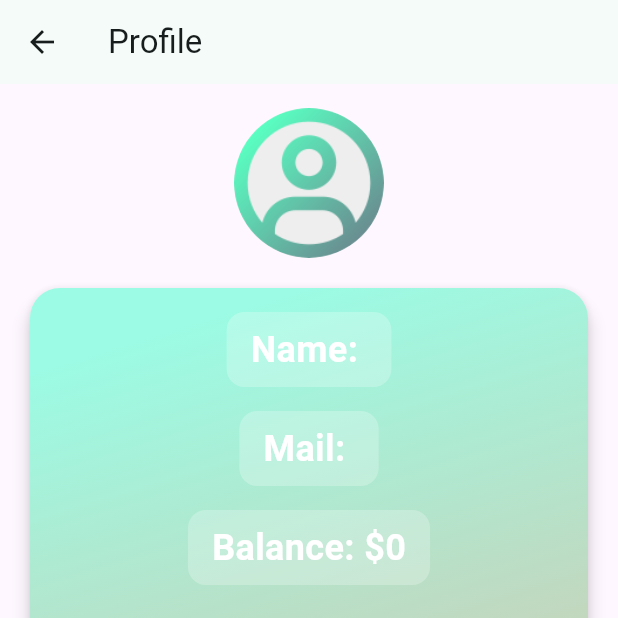
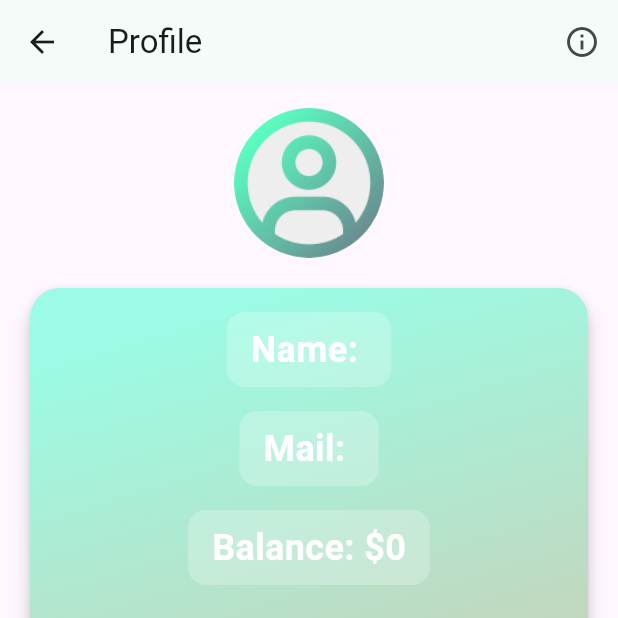
Before and after one commit to RaihanRafi01/Finance-Management, a Flutter app: the screen it shows once a user with an empty profile is signed in, after a tap on "Profile", on a phone screen of 412 x 824 dp, the top half of it. Run offline on Flutter 3.47's test engine with Material 3 defaults, Android fonts, the phone set to English and light mode, and no system bars; our stand-ins replace cloud_firestore, firebase_auth, firebase_core, firebase_storage, fl_chart, flutter_svg and 5 more; accounts and stored records are empty.

Commit message:
profile Info button added + password visible/invisible added

```diff
--- a/lib/ui/screens/authentication.dart
+++ b/lib/ui/screens/authentication.dart
@@ -20,11 +20,12 @@ class AuthScreen extends StatefulWidget {
 
 class _AuthScreenState extends State<AuthScreen> {
   final _formKey = GlobalKey<FormState>();
-  var _isLogin = true;
+  bool _isLogin = true;
   var _enteredUserName = '';
   var _enteredEmail = '';
   var _enteredPass = '';
-  var _isAuthenticating = false;
+  bool _isPasswordVisible = false;
+  bool _isAuthenticating = false;
 
   Future<void> _submit() async {
     final isValid = _formKey.currentState!.validate();
@@ -167,8 +168,19 @@ class _AuthScreenState extends State<AuthScreen> {
                             },
                           ),
                           TextFormField(
-                            decoration: const InputDecoration(labelText: 'Password'),
-                            obscureText: true,
+                            decoration: InputDecoration(labelText: 'Password',
+                              suffixIcon: IconButton(
+                                icon: Icon(
+                                  _isPasswordVisible ? Icons.visibility : Icons.visibility_off,
+                                ),
+                                onPressed: () {
+                                  setState(() {
+                                    _isPasswordVisible = !_isPasswordVisible;
+                                  });
+                                },
+                              ),
+                            ),
+                            obscureText: !_isPasswordVisible,
                             validator: (value) {
                               if (value == null || value.trim().length < 6) {
                                 return 'Password must be at least 6 characters long';
--- a/lib/ui/screens/chart.dart
+++ b/lib/ui/screens/chart.dart
@@ -1,6 +1,7 @@
 import 'package:cloud_firestore/cloud_firestore.dart';
 import 'package:finance_management/ui/widgets/customAppBar.dart';
 import 'package:finance_management/ui/widgets/noRecord.dart';
+import 'package:finance_management/ui/widgets/test.dart';
 import 'package:fl_chart/fl_chart.dart';
 import 'package:flutter/material.dart';
 import 'package:firebase_auth/firebase_auth.dart';
--- a/lib/ui/screens/profile.dart
+++ b/lib/ui/screens/profile.dart
@@ -23,6 +23,7 @@ class _ProfileScreenState extends State<ProfileScreen> {
   final _emailController = TextEditingController();
 
   bool _isEditing = false;
+  bool _showInfoBubble = false;
 
   @override
   void initState() {
@@ -41,7 +42,7 @@ class _ProfileScreenState extends State<ProfileScreen> {
 
   Future<void> _pickImage() async {
     final pickedImage = await picker.pickImage(
-      source: ImageSource.gallery, // or ImageSource.gallery
+      source: ImageSource.gallery,
       imageQuality: 50,
       maxWidth: 150,
     );
@@ -89,7 +90,20 @@ class _ProfileScreenState extends State<ProfileScreen> {
   void _cancelChanges() {
     setState(() {
       _isEditing = false;
-      // Optionally reset the text fields to original values
+    });
+  }
+
+  void _toggleInfoBubble() {
+    setState(() {
+      _showInfoBubble = !_showInfoBubble;
+    });
+
+    Future.delayed(const Duration(seconds: 4), () {
+      if (mounted) {
+        setState(() {
+          _showInfoBubble = false;
+        });
+      }
     });
   }
 
@@ -127,8 +141,16 @@ class _ProfileScreenState extends State<ProfileScreen> {
     return Scaffold(
       appBar: AppBar(
         title: const Text('Profile'),
+        actions: [
+          IconButton(
+            icon: const Icon(Icons.info_outline),
+            onPressed: _toggleInfoBubble,
           ),
-      body: FutureBuilder<DocumentSnapshot>(
+        ],
+      ),
+      body: Stack(
+        children: [
+          FutureBuilder<DocumentSnapshot>(
             future: _userData,
             builder: (context, snapshot) {
               if (snapshot.connectionState == ConnectionState.waiting) {
@@ -182,8 +204,9 @@ class _ProfileScreenState extends State<ProfileScreen> {
                           elevation: 5,
                           child: Container(
                             width: double.infinity,
-                        padding: EdgeInsets.all(16.0),
-                        decoration: BoxDecoration(color: Colors.white60,
+                            padding: const EdgeInsets.all(16.0),
+                            decoration: BoxDecoration(
+                              color: Colors.white60,
                               borderRadius: BorderRadius.circular(20),
                               gradient: const LinearGradient(
                                 colors: [Colors.tealAccent, Colors.deepOrangeAccent],
@@ -222,9 +245,9 @@ class _ProfileScreenState extends State<ProfileScreen> {
                                       ElevatedButton(
                                         onPressed: _cancelChanges,
                                         style: ElevatedButton.styleFrom(
-                                      backgroundColor: Colors.deepOrangeAccent, // Change color to red for cancel button
+                                          backgroundColor: Colors.deepOrangeAccent,
                                         ),
-                                    child: Text('Cancel'),
+                                        child: const Text('Cancel'),
                                       ),
                                     ],
                                   ),
@@ -239,6 +262,30 @@ class _ProfileScreenState extends State<ProfileScreen> {
               );
             },
           ),
+
+          // Info bubble overlay
+          if (_showInfoBubble)
+            Positioned(
+              top: 5,
+              right: 15,
+              child: Material(
+                elevation: 4.0,
+                borderRadius: BorderRadius.circular(8),
+                color: Colors.white,
+                child: Padding(
+                  padding: const EdgeInsets.all(12.0),
+                  child: Text(
+                    'Hold press to edit information. \nClick to change picture.',
+                    style: TextStyle(
+                      color: Colors.black,
+                      fontSize: 14,
+                    ),
+                  ),
+                ),
+              ),
+            ),
+        ],
+      ),
     );
   }
 }
```
Also changed, not shown: lib/ui/widgets/test.dart (deleted, +0 -11 lines). Lines whose indentation alone changed are shown as unchanged.
